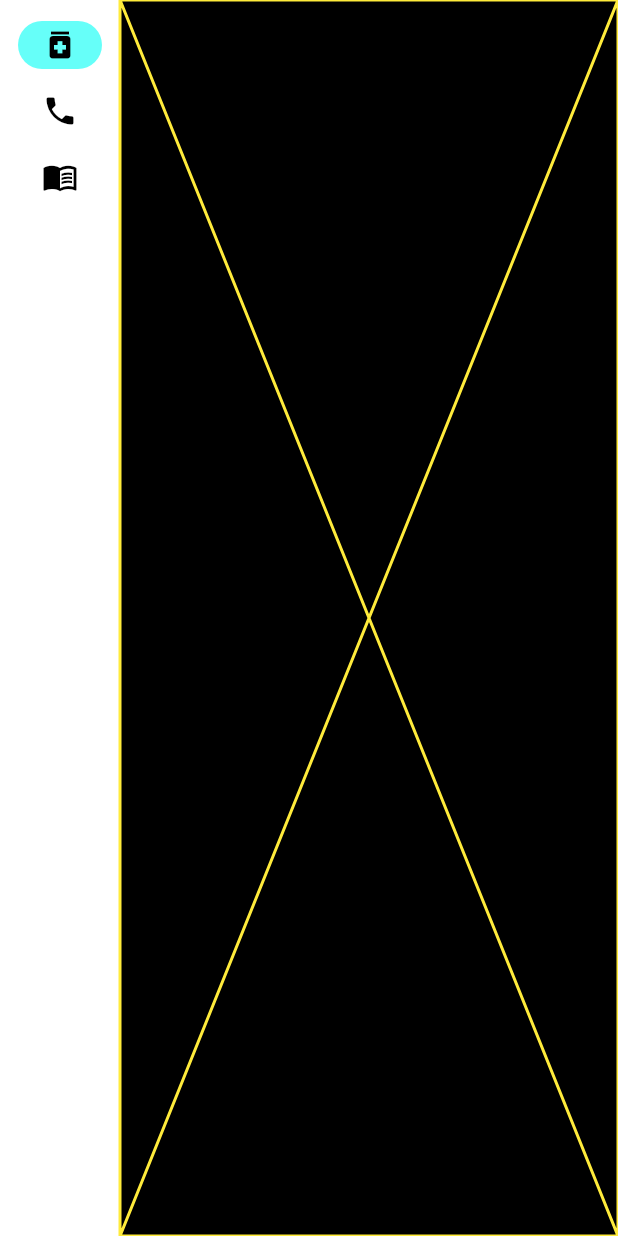
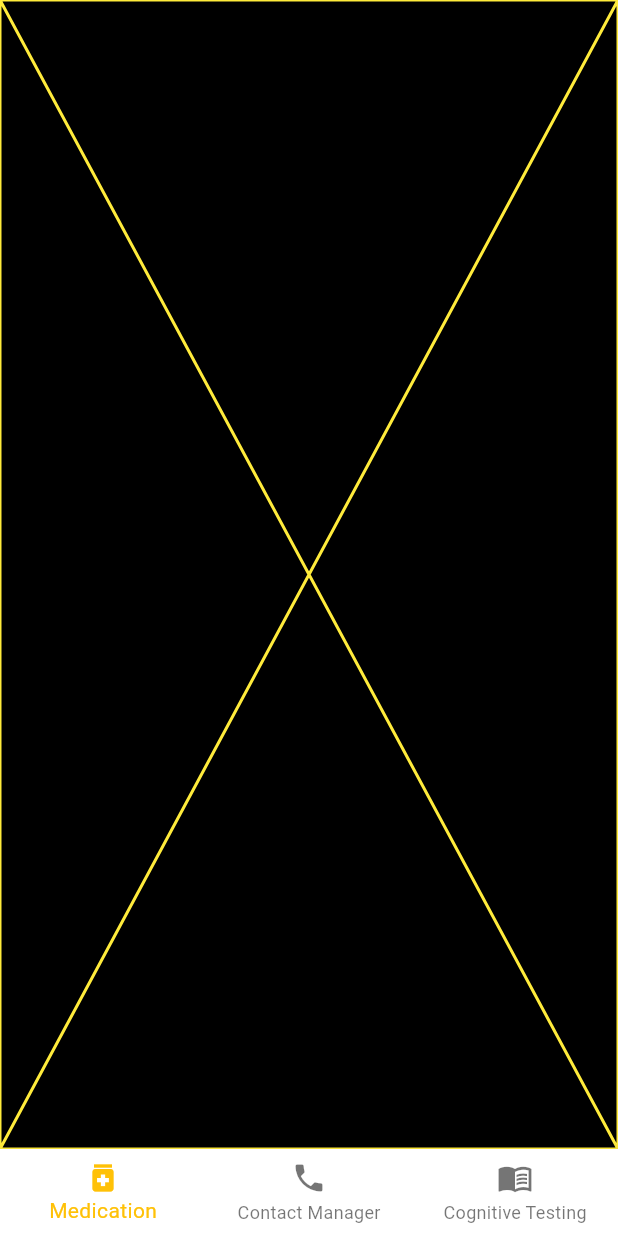
Before and after one commit to SeveralSnipe/GoogleSolutionChallenge2023, a Flutter app: the screen it shows after launch, on a phone screen of 412 x 824 dp. Run offline on Flutter 3.47's test engine with Material 2 defaults, Android fonts, the phone set to English and light mode, and no system bars.

Commit message:
Changed nav

```diff
--- a/lib/main.dart
+++ b/lib/main.dart
@@ -44,40 +44,63 @@ class _MyHomePageState extends State<MyHomePage> {
         throw UnimplementedError("No widget for $selectedIndex");
     }
     return Scaffold(
-      body: Row(
-        children: [
-          SafeArea(
-            child: NavigationRail(
-              extended: false,
-              destinations: [
-                NavigationRailDestination(
-                  icon: Icon(Icons.medication),
-                  label: Text('Medication reminder'),
-                ),
-                NavigationRailDestination(
-                  icon: Icon(Icons.phone),
-                  label: Text('Contact Manager'),
-                ),
-                NavigationRailDestination(
-                  icon: Icon(Icons.menu_book),
-                  label: Text('Cognitive Testing'),
-                ),
+      // body: Row(
+      //   children: [
+      //     SafeArea(
+
+      // child: NavigationRail(
+      //   extended: false,
+      //   destinations: [
+      //     NavigationRailDestination(
+      //       icon: Icon(Icons.medication),
+      //       label: Text('Medication reminder'),
+      //     ),
+      //     NavigationRailDestination(
+      //       icon: Icon(Icons.phone),
+      //       label: Text('Contact Manager'),
+      //     ),
+      //     NavigationRailDestination(
+      //       icon: Icon(Icons.menu_book),
+      //       label: Text('Cognitive Testing'),
+      //     ),
+      //   ],
+      //   selectedIndex: selectedIndex,
+      //   onDestinationSelected: (value) {
+      //     setState(() {
+      //       selectedIndex = value;
+      //     });
+      //   },
+      // ),
+      //     ),
+      //     Expanded(
+      //       child: Container(
+      //         color: Theme.of(context).colorScheme.primary,
+      //         child: page,
+      //       ),
+      //     ),
+      //   ],
+      // ),
+      bottomNavigationBar: SafeArea(
+          child: BottomNavigationBar(
+        items: const <BottomNavigationBarItem>[
+          BottomNavigationBarItem(
+              icon: Icon(Icons.medication), label: 'Medication'),
+          BottomNavigationBarItem(
+              icon: Icon(Icons.phone), label: 'Contact Manager'),
+          BottomNavigationBarItem(
+              icon: Icon(Icons.menu_book), label: 'Cognitive Testing'),
         ],
-              selectedIndex: selectedIndex,
-              onDestinationSelected: (value) {
+        currentIndex: selectedIndex,
+        selectedItemColor: Colors.amber,
+        onTap: (value) {
           setState(() {
             selectedIndex = value;
           });
         },
-            ),
-          ),
-          Expanded(
-            child: Container(
+      )),
+      body: Container(
         color: Theme.of(context).colorScheme.primary,
         child: page,
-            ),
-          ),
-        ],
       ),
     );
   }
```
Lines whose indentation alone changed are shown as unchanged.
